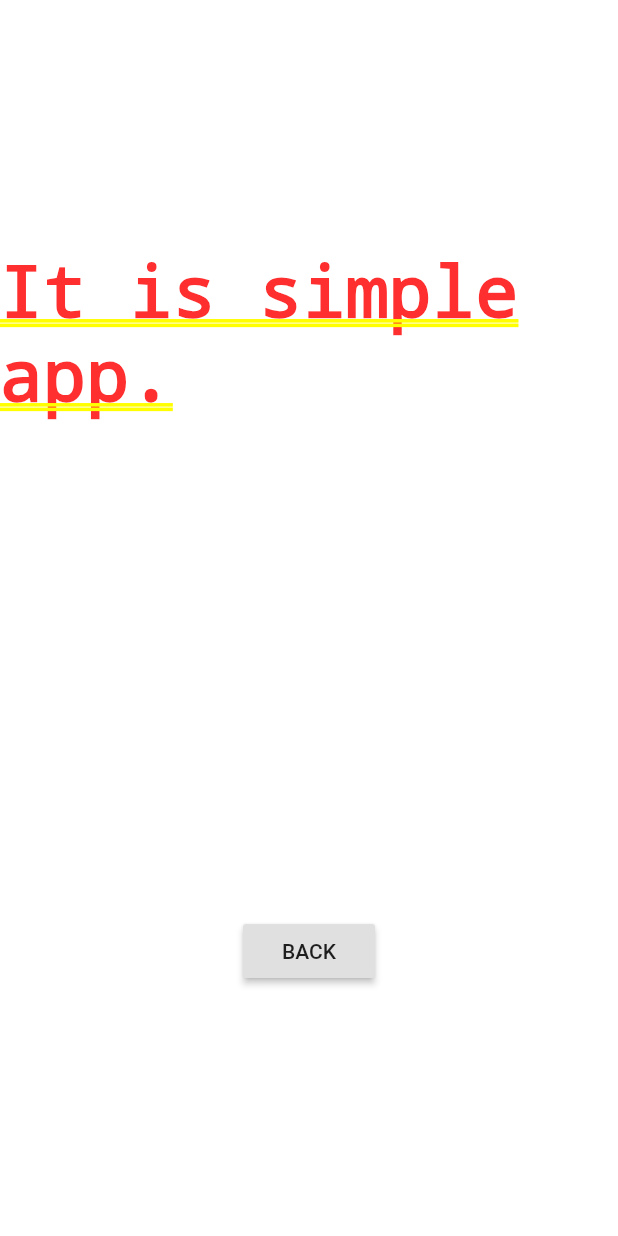
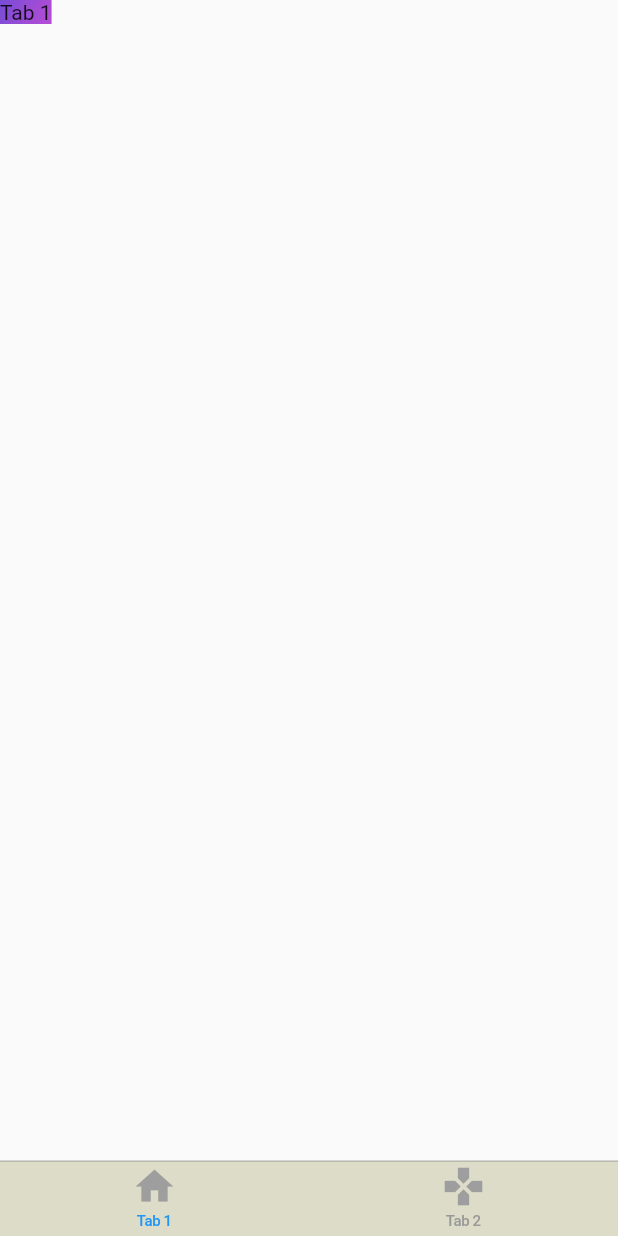
Before and after one commit to asimolmez/bmi-calculator-flutter, a Flutter app: the screen it shows after launch, after a tap on "Information", on a phone screen of 412 x 824 dp. Run offline on Flutter 3.47's test engine with Material 2 defaults, Android fonts, the phone set to English and light mode, and no system bars.

Commit message:
tabbed navigation integration

```diff
--- a/lib/main.dart
+++ b/lib/main.dart
@@ -1,3 +1,4 @@
+import 'package:bmi_calculator/tab_container.dart';
 import 'package:flutter/material.dart';
 
 void main() => runApp(MyApp());
@@ -16,6 +17,7 @@ class MyApp extends StatelessWidget {
       ),
       routes: {
         ResultScreen.routeName: (context) => ResultScreen(),
+        "/app" : (context) => TabContainerWidget()
       },
     );
   }
@@ -116,7 +118,11 @@ class MainScreenState extends State<MainScreen> {
                   onPressed: () {
                     // Validate returns true if the form is valid, or false
                     // otherwise.
-                    openInformationModal(context);
+                    // openInformationModal(context);
+                        Navigator.pushNamed(
+                          context,
+                          "/app"
+                        );
                   },
                   child: Text('Information'),
                 )
--- /dev/null
+++ b/lib/nav_keys.dart
@@ -0,0 +1,8 @@
+import 'package:flutter/material.dart';
+
+class Keys{
+  static final navKey = new GlobalKey<NavigatorState>();
+  static final tabbar = new GlobalKey<NavigatorState>();
+  static final tab1Key = new GlobalKey<NavigatorState>();
+  static final tab2Key = new GlobalKey<NavigatorState>();
+}
--- /dev/null
+++ b/lib/tab1_navigator.dart
@@ -0,0 +1,20 @@
+import 'package:bmi_calculator/tab1_screen.dart';
+import 'package:bmi_calculator/tab_navigator.dart';
+import 'package:flutter/cupertino.dart';
+import 'package:flutter/material.dart';
+import 'package:bmi_calculator/nav_keys.dart';
+
+class Tab1Navigator extends TabNavigator {
+
+  Tab1Navigator();
+
+  Widget build() {
+    return CupertinoTabView(
+      navigatorKey: Keys.tab1Key,
+      builder : (BuildContext context) => CupertinoPageScaffold(child: Tab1Screen()),
+      routes : {
+        // "/trivia" : (BuildContext context) => CupertinoPageScaffold(child: TriviaScreen())
+      }
+    );
+  }
+}
--- /dev/null
+++ b/lib/tab1_screen.dart
@@ -0,0 +1,27 @@
+import 'package:flutter/material.dart';
+
+class Tab1Screen extends StatefulWidget {
+  @override
+  _Tab1State createState() => _Tab1State();
+}
+
+class _Tab1State extends State<Tab1Screen> {
+
+  @override
+  Widget build(BuildContext context) => Scaffold(
+        body: LayoutBuilder(
+          builder: (context, constraints) => Container(
+      decoration: BoxDecoration(
+        gradient: LinearGradient(
+          begin: Alignment.topLeft,
+          end: Alignment.bottomRight, // 10% of the width, so there are ten blinds.
+          colors: [const Color(0xFF774CD5), const Color(0xFFB74CD5)], // whitish to gray
+          tileMode: TileMode.repeated, // repeats the gradient over the canvas
+        ),
+        color: Colors.white
+      ),
+      child: Text("Tab 1"),
+        ),
+    )
+  );
+}
--- /dev/null
+++ b/lib/tab2_navigator.dart
@@ -0,0 +1,21 @@
+import 'package:bmi_calculator/nav_keys.dart';
+import 'package:bmi_calculator/tab2_child.dart';
+import 'package:bmi_calculator/tab2_screen.dart';
+import 'package:bmi_calculator/tab_navigator.dart';
+import 'package:flutter/cupertino.dart';
+import 'package:flutter/material.dart';
+
+class Tab2Navigator extends TabNavigator {
+
+  Tab2Navigator();
+
+  Widget build() {
+    return CupertinoTabView(
+      navigatorKey: Keys.tab2Key,
+      builder : (BuildContext context) => CupertinoPageScaffold(child: Tab2Screen()),
+      routes : {
+        "/tab2-child" : (BuildContext context) => CupertinoPageScaffold(child: Tab2ChildScreen(),)
+      }
+    );
+  }
+}
--- /dev/null
+++ b/lib/tab_container.dart
@@ -0,0 +1,62 @@
+import 'package:flutter/cupertino.dart';
+import 'package:flutter/material.dart';
+import 'package:bmi_calculator/nav_keys.dart';
+//
+import 'package:bmi_calculator/tab1_navigator.dart';
+import 'package:bmi_calculator/tab2_navigator.dart';
+
+///Doc for navigation mechanism is below :
+///https://medium.com/coding-with-flutter/flutter-case-study-multiple-navigators-with-bottomnavigationbar-90eb6caa6dbf
+
+class TabContainerWidget extends StatefulWidget {
+
+  @override
+  _TabContainerWidgetState createState() => _TabContainerWidgetState();
+}
+
+class _TabContainerWidgetState extends State<TabContainerWidget> {
+
+  List<CupertinoTabView> tabContainers;
+
+  _TabContainerWidgetState() {
+
+    tabContainers = <CupertinoTabView>[
+      Tab1Navigator().build(),
+      Tab2Navigator().build()
+    ];
+  }
+
+  @override
+  Widget build(BuildContext context) {
+
+    return CupertinoTabScaffold(
+            tabBar: CupertinoTabBar(
+              key: Keys.tabbar,
+              backgroundColor : Color.fromARGB(255, 220, 220, 200),
+              items: <BottomNavigationBarItem> [
+                  buildTabItem("Tab 1", Icons.home),
+                  buildTabItem("Tab 2", Icons.games),
+              ],
+            ),
+            tabBuilder: (BuildContext context, int index) {
+              return tabContainers[index];
+            },
+          );
+  }
+
+  BottomNavigationBarItem buildTabItem(String title, IconData icon) {
+
+    return BottomNavigationBarItem(
+      icon: Icon(
+        icon,
+        color: Colors.grey,
+      ),
+      title: Text(
+        title,
+        style: TextStyle(
+          color: Colors.grey,
+        ),
+      ),
+    );
+  }
+}
```
Also changed, not shown: lib/tab2_child.dart (added, +26 -0 lines), lib/tab2_screen.dart (added, +30 -0 lines), lib/tab_navigator.dart (added, +10 -0 lines).
